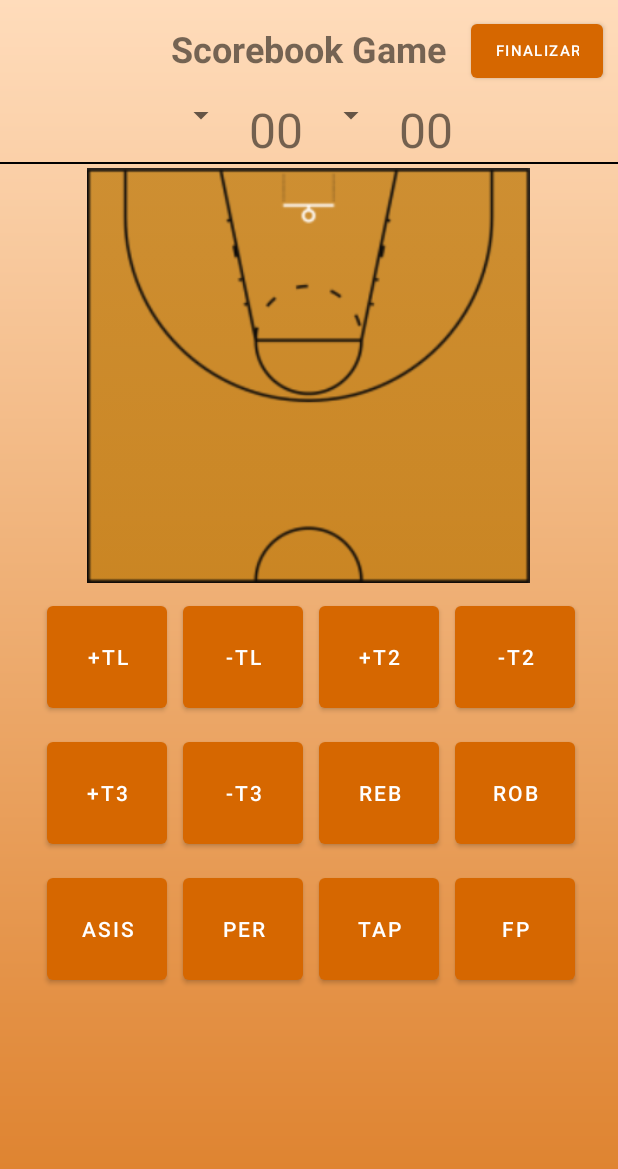
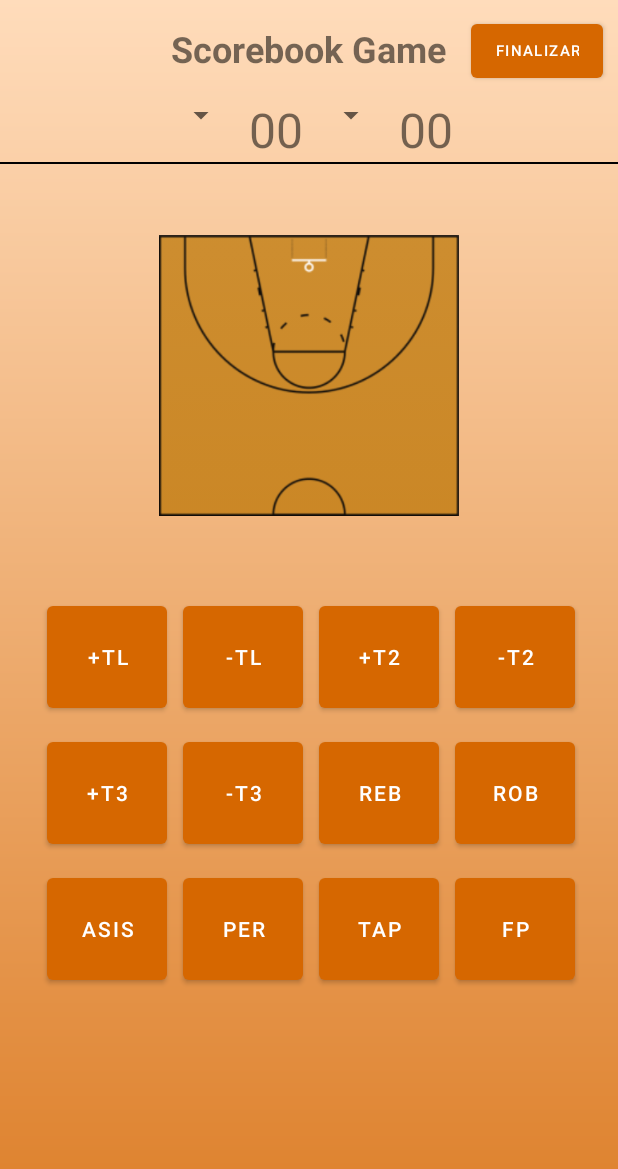
Before and after one commit to barrientos59/BaskStats, an Android app: the fragment PatidoFragment shown on its own in the app's theme, on a phone screen of 412 x 824 dp. Shown: the top 1169 px of the screen. Run offline under Robolectric (Android 15) with nearby library versions, the phone set to English and light mode, and no system bars; our stand-ins replace Firebase (no records; nobody signed in at launch, a user with empty details on screens opened directly); 1 statement that could not run was skipped.

Commit message:
PartidoFragment

```diff
--- a/app/src/main/java/com/example/proyectofinal/Adapter/JugadoresAdapterPartido.java
+++ b/app/src/main/java/com/example/proyectofinal/Adapter/JugadoresAdapterPartido.java
@@ -12,6 +12,7 @@ import com.example.proyectofinal.Model.Jugador;
 import com.example.proyectofinal.R;
 import com.firebase.ui.firestore.FirestoreRecyclerAdapter;
 import com.firebase.ui.firestore.FirestoreRecyclerOptions;
+import com.google.firebase.firestore.Query;
 
 public class JugadoresAdapterPartido extends FirestoreRecyclerAdapter<Jugador, JugadoresAdapterPartido.JugadorViewHolder> {
 
@@ -32,11 +33,11 @@ public class JugadoresAdapterPartido extends FirestoreRecyclerAdapter<Jugador, J
     }
 
     public static class JugadorViewHolder extends RecyclerView.ViewHolder {
-        TextView txtNombre, txtDorsal;
+        TextView txtDorsal;
 
         public JugadorViewHolder(@NonNull View itemView) {
             super(itemView);
-            txtDorsal = itemView.findViewById(R.id.textViewPlayerDorsal);
+            txtDorsal = itemView.findViewById(R.id.textViewPlayerDorsal); // Asegúrate de que sea textViewPlayerDorsal
         }
     }
 }
--- a/app/src/main/res/layout/fragment_patido.xml
+++ b/app/src/main/res/layout/fragment_patido.xml
@@ -77,7 +77,7 @@
 
     <ImageView
         android:id="@+id/imageView_cancha"
-        android:layout_width="295dp"
+        android:layout_width="200dp"
         android:layout_height="282dp"
         android:layout_below="@id/view_linea"
         android:layout_centerHorizontal="true"
@@ -87,15 +87,15 @@
 
     <androidx.recyclerview.widget.RecyclerView
         android:id="@+id/recyclerView_jugadoresLocal"
-        android:layout_width="59dp"
-        android:layout_height="282dp"
+        android:layout_width="106dp"
+        android:layout_height="283dp"
         android:layout_below="@id/view_linea"
         android:orientation="vertical" />
 
     <androidx.recyclerview.widget.RecyclerView
         android:id="@+id/recyclerView_jugadoresVisitante"
-        android:layout_width="59dp"
-        android:layout_height="282dp"
+        android:layout_width="102dp"
+        android:layout_height="287dp"
         android:layout_below="@id/view_linea"
         android:layout_marginBottom="16dp"
         android:layout_toRightOf="@id/imageView_cancha" />
--- a/app/src/main/res/layout/item_jugador.xml
+++ b/app/src/main/res/layout/item_jugador.xml
@@ -1,7 +1,8 @@
 <RelativeLayout xmlns:android="http://schemas.android.com/apk/res/android"
     android:layout_width="match_parent"
     android:layout_height="wrap_content"
-    android:padding="16dp">
+    android:padding="16dp"
+    android:background="@color/orange_400">
 
     <ImageView
         android:id="@+id/imageViewPlayer"
@@ -15,7 +16,7 @@
         android:id="@+id/textViewPlayerDorsal"
         android:layout_width="wrap_content"
         android:layout_height="wrap_content"
-        android:textColor="@color/white"
+        android:textColor="@color/black"
         android:text="0"
         android:layout_marginLeft="38dp"
         android:layout_marginTop="30dp"
```
Also changed, not shown: app/src/main/java/com/example/proyectofinal/PatidoFragment.java (+10 -12 lines).
